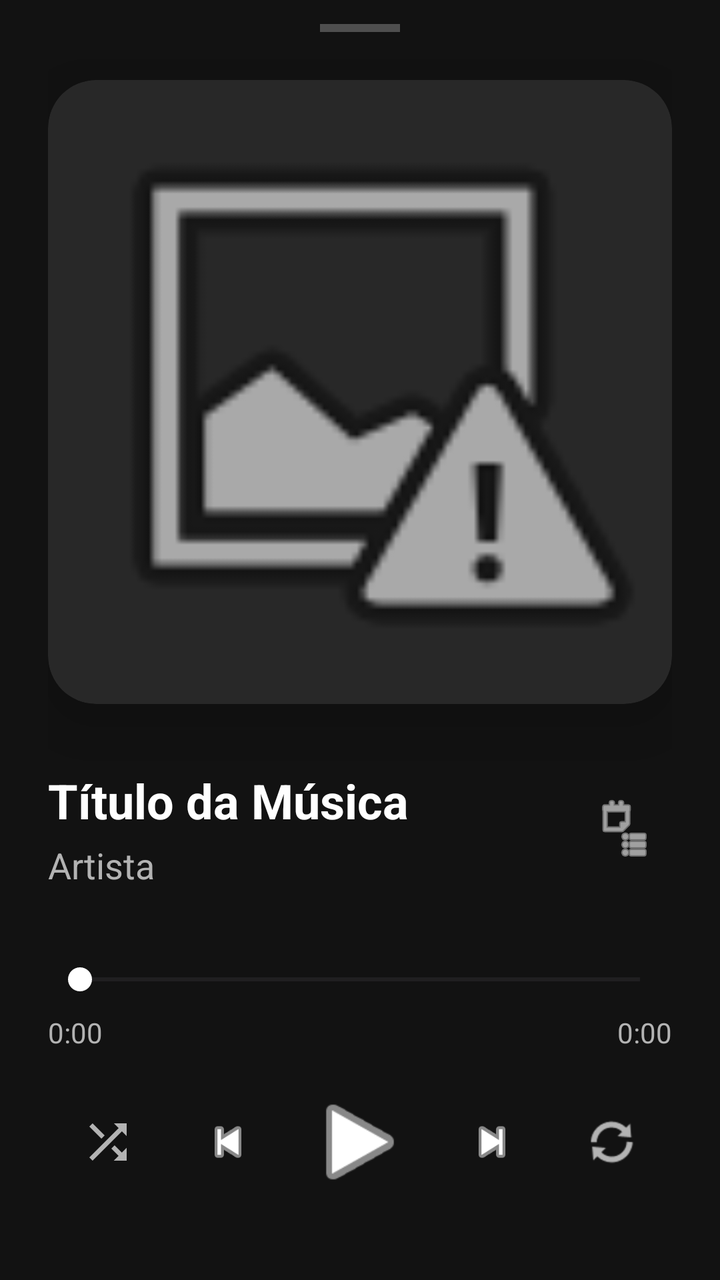
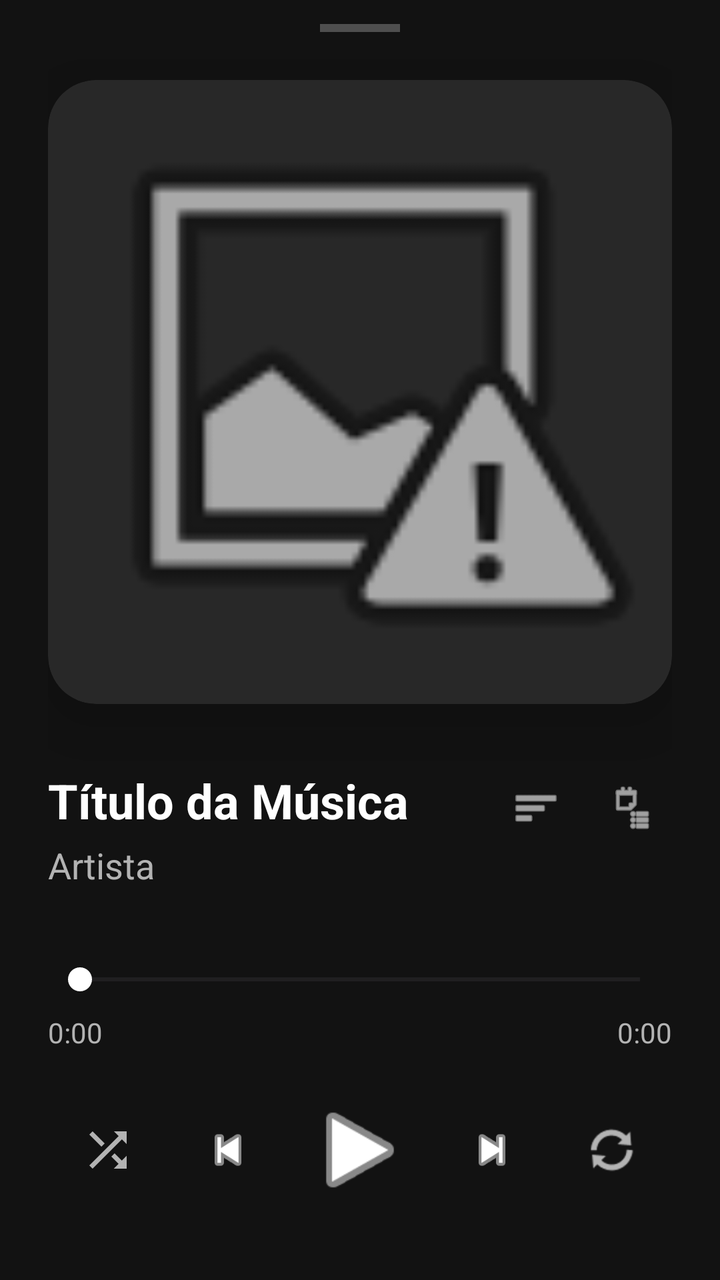

Screens rendered from an Android XML layout before and after an edit, with the pre-edit source and the edit as a unified diff.
<!-- AndroidManifest.xml: application theme Theme.Lama -->
<!-- res/layout/modal_player.xml -->
<?xml version="1.0" encoding="utf-8"?>
<androidx.constraintlayout.widget.ConstraintLayout xmlns:android="http://schemas.android.com/apk/res/android"
    xmlns:app="http://schemas.android.com/apk/res-auto"
    xmlns:tools="http://schemas.android.com/tools"
    android:layout_width="match_parent"
    android:layout_height="wrap_content"
    android:background="#121212"
    android:paddingHorizontal="24dp"
    android:paddingTop="12dp"
    android:paddingBottom="40dp">

    <View
        android:id="@+id/dragHandle"
        android:layout_width="40dp"
        android:layout_height="4dp"
        android:background="#40FFFFFF"
        app:layout_constraintTop_toTopOf="parent"
        app:layout_constraintStart_toStartOf="parent"
        app:layout_constraintEnd_toEndOf="parent"
        android:layout_marginBottom="24dp"/>

    
    <androidx.cardview.widget.CardView
        android:id="@+id/cardAlbum"
        android:layout_width="0dp"
        android:layout_height="0dp"
        app:cardCornerRadius="24dp"
        app:cardElevation="20dp"
        app:cardBackgroundColor="#282828"
        app:layout_constraintDimensionRatio="1:1"
        app:layout_constraintTop_toBottomOf="@id/dragHandle"
        app:layout_constraintStart_toStartOf="parent"
        app:layout_constraintEnd_toEndOf="parent"
        android:layout_marginTop="24dp">

        <ImageView
            android:id="@+id/modalAlbumArt"
            android:layout_width="match_parent"
            android:layout_height="match_parent"
            android:scaleType="centerCrop"
            android:src="@android:drawable/ic_menu_report_image"/>
    </androidx.cardview.widget.CardView>

    
    <TextView
        android:id="@+id/modalSongTitle"
        android:layout_width="0dp"
        android:layout_height="wrap_content"
        android:text="Título da Música"
        android:textColor="#FFFFFF"
        android:textSize="24sp"
        android:textStyle="bold"
        android:ellipsize="marquee"
        android:singleLine="true"
        app:layout_constraintTop_toBottomOf="@id/cardAlbum"
        app:layout_constraintStart_toStartOf="parent"
        app:layout_constraintEnd_toStartOf="@id/btnQueue"
        android:layout_marginTop="32dp"
        android:layout_marginEnd="12dp"/>

    <TextView
        android:id="@+id/modalArtistName"
        android:layout_width="0dp"
        android:layout_height="wrap_content"
        android:text="Artista"
        android:textColor="#B3B3B3"
        android:textSize="18sp"
        app:layout_constraintTop_toBottomOf="@id/modalSongTitle"
        app:layout_constraintStart_toStartOf="parent"
        app:layout_constraintEnd_toStartOf="@id/btnQueue"
        android:layout_marginTop="4dp"
        android:layout_marginEnd="12dp"/>

    <ImageButton
        android:id="@+id/btnQueue"
        android:layout_width="48dp"
        android:layout_height="48dp"
        android:background="?attr/selectableItemBackgroundBorderless"
        android:src="@android:drawable/ic_menu_agenda"
        android:scaleType="fitCenter"
        android:padding="8dp"
        android:tint="#FFFFFF"
        app:layout_constraintTop_toTopOf="@id/modalSongTitle"
        app:layout_constraintBottom_toBottomOf="@id/modalArtistName"
        app:layout_constraintEnd_toEndOf="parent"/>

    
    <SeekBar
        android:id="@+id/modalSeekBar"
        android:layout_width="0dp"
        android:layout_height="wrap_content"
        android:progressTint="#1DB954"
        android:thumbTint="#FFFFFF"
        app:layout_constraintTop_toBottomOf="@id/modalArtistName"
        app:layout_constraintStart_toStartOf="parent"
        app:layout_constraintEnd_toEndOf="parent"
        android:layout_marginTop="24dp"
        android:paddingTop="12dp"
        android:paddingBottom="8dp"
        android:splitTrack="false"/>

    <TextView
        android:id="@+id/txtCurrentTime"
        android:layout_width="wrap_content"
        android:layout_height="wrap_content"
        android:text="0:00"
        android:textColor="#B3B3B3"
        android:textSize="14sp"
        app:layout_constraintTop_toBottomOf="@id/modalSeekBar"
        app:layout_constraintStart_toStartOf="@id/modalSeekBar"/>

    <TextView
        android:id="@+id/txtTotalTime"
        android:layout_width="wrap_content"
        android:layout_height="wrap_content"
        android:text="0:00"
        android:textColor="#B3B3B3"
        android:textSize="14sp"
        app:layout_constraintTop_toBottomOf="@id/modalSeekBar"
        app:layout_constraintEnd_toEndOf="@id/modalSeekBar"/>

    
    <LinearLayout
        android:id="@+id/controlsLayout"
        android:layout_width="match_parent"
        android:layout_height="72dp"
        android:layout_marginTop="16dp"
        android:gravity="center"
        android:orientation="horizontal"
        app:layout_constraintTop_toBottomOf="@id/txtCurrentTime"
        app:layout_constraintStart_toStartOf="parent"
        app:layout_constraintEnd_toEndOf="parent"
        app:layout_constraintBottom_toBottomOf="parent">

        <ImageButton
            android:id="@+id/btnShuffle"
            android:layout_width="0dp"
            android:layout_height="match_parent"
            android:layout_weight="1"
            android:background="?attr/selectableItemBackgroundBorderless"
            android:padding="16dp"
            android:scaleType="fitCenter"
            android:src="@drawable/baseline_shuffle_24"
            android:tint="#B3B3B3" />

        <ImageButton
            android:id="@+id/modalBtnPrev"
            android:layout_width="0dp"
            android:layout_height="match_parent"
            android:layout_weight="1"
            android:background="?attr/selectableItemBackgroundBorderless"
            android:padding="16dp"
            android:scaleType="fitCenter"
            android:src="@android:drawable/ic_media_previous"
            android:tint="#FFFFFF" />

        <ImageButton
            android:id="@+id/modalBtnPlayPause"
            android:layout_width="0dp"
            android:layout_height="match_parent"
            android:layout_weight="1.2"
            android:background="?attr/selectableItemBackgroundBorderless"
            android:padding="8dp"
            android:scaleType="fitCenter"
            android:src="@android:drawable/ic_media_play"
            android:tint="#FFFFFF" />

        <ImageButton
            android:id="@+id/modalBtnNext"
            android:layout_width="0dp"
            android:layout_height="match_parent"
            android:layout_weight="1"
            android:background="?attr/selectableItemBackgroundBorderless"
            android:padding="16dp"
            android:scaleType="fitCenter"
            android:src="@android:drawable/ic_media_next"
            android:tint="#FFFFFF" />

        <ImageButton
            android:id="@+id/btnRepeat"
            android:layout_width="0dp"
            android:layout_height="match_parent"
            android:layout_weight="1"
            android:background="?attr/selectableItemBackgroundBorderless"
            android:padding="16dp"
            android:scaleType="fitCenter"
            android:src="@android:drawable/ic_popup_sync"
            android:tint="#B3B3B3" />
    </LinearLayout>

</androidx.constraintlayout.widget.ConstraintLayout>
<!-- resources referenced by this layout -->
<resources>
  <!-- drawable baseline_shuffle_24 (drawable) -->
  <vector xmlns:android="http://schemas.android.com/apk/res/android" android:height="24dp" android:tint="#000000" android:viewportHeight="24" android:viewportWidth="24" android:width="24dp">
        
      <path android:fillColor="@android:color/white" android:pathData="M10.59,9.17L5.41,4 4,5.41l5.17,5.17 1.42,-1.41zM14.5,4l2.04,2.04L4,18.59 5.41,20 17.96,7.46 20,9.5L20,4h-5.5zM14.83,13.41l-1.41,1.41 3.13,3.13L14.5,20L20,20v-5.5l-2.04,2.04 -3.13,-3.13z"/>
      
  </vector>
  <style name="Theme.Lama" parent="Base.Theme.Lama" />
  <style name="Base.Theme.Lama" parent="Theme.Material3.DayNight.NoActionBar">
          
          
      </style>
</resources>

<!-- the commit's change to res/layout/modal_player.xml (unified diff, before → after) -->
@@ -72,16 +72,28 @@
         android:layout_marginEnd="12dp"/>
 
     <ImageButton
+        android:id="@+id/btnShowQueue"
+        android:layout_width="40dp"
+        android:layout_height="40dp"
+        android:background="?attr/selectableItemBackgroundBorderless"
+        android:src="@android:drawable/ic_menu_sort_by_size"
+        android:scaleType="fitCenter"
+        android:padding="8dp"
+        android:tint="#FFFFFF"
+        app:layout_constraintTop_toTopOf="@id/modalSongTitle"
+        app:layout_constraintEnd_toStartOf="@id/btnQueue"
+        android:layout_marginEnd="8dp"/>
+
+    <ImageButton
         android:id="@+id/btnQueue"
-        android:layout_width="48dp"
-        android:layout_height="48dp"
+        android:layout_width="40dp"
+        android:layout_height="40dp"
         android:background="?attr/selectableItemBackgroundBorderless"
         android:src="@android:drawable/ic_menu_agenda"
         android:scaleType="fitCenter"
         android:padding="8dp"
         android:tint="#FFFFFF"
         app:layout_constraintTop_toTopOf="@id/modalSongTitle"
-        app:layout_constraintBottom_toBottomOf="@id/modalArtistName"
         app:layout_constraintEnd_toEndOf="parent"/>
 
     
@@ -124,7 +136,7 @@
         android:id="@+id/controlsLayout"
         android:layout_width="match_parent"
         android:layout_height="72dp"
-        android:layout_marginTop="16dp"
+        android:layout_marginTop="24dp"
         android:gravity="center"
         android:orientation="horizontal"
         app:layout_constraintTop_toBottomOf="@id/txtCurrentTime"
